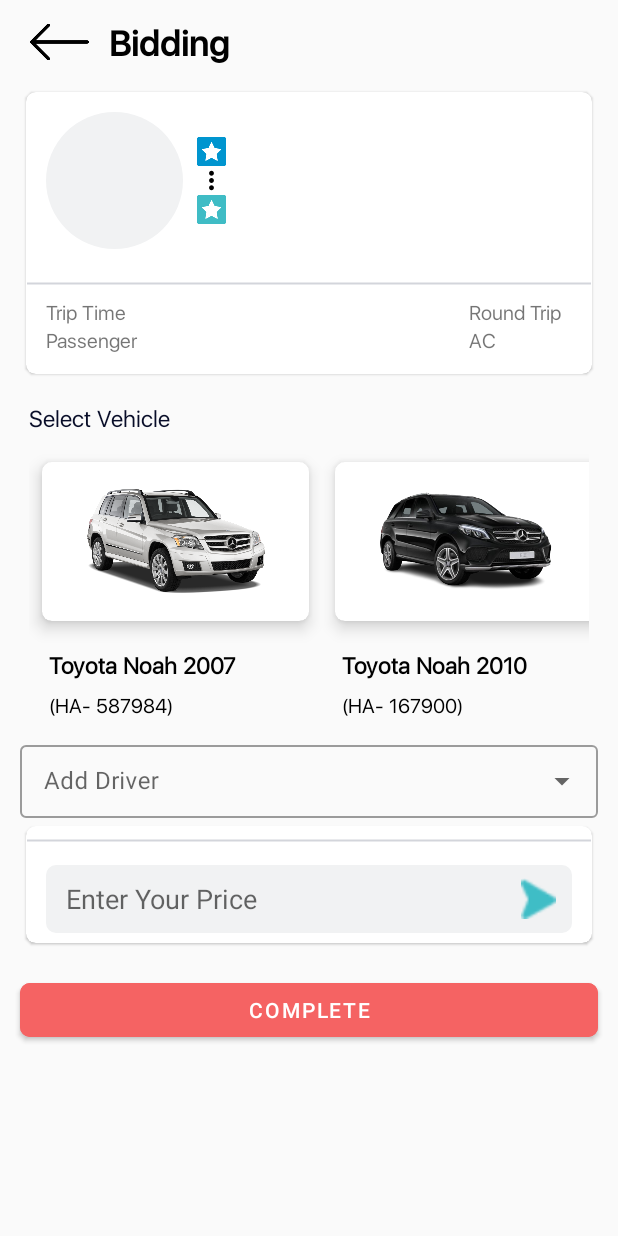
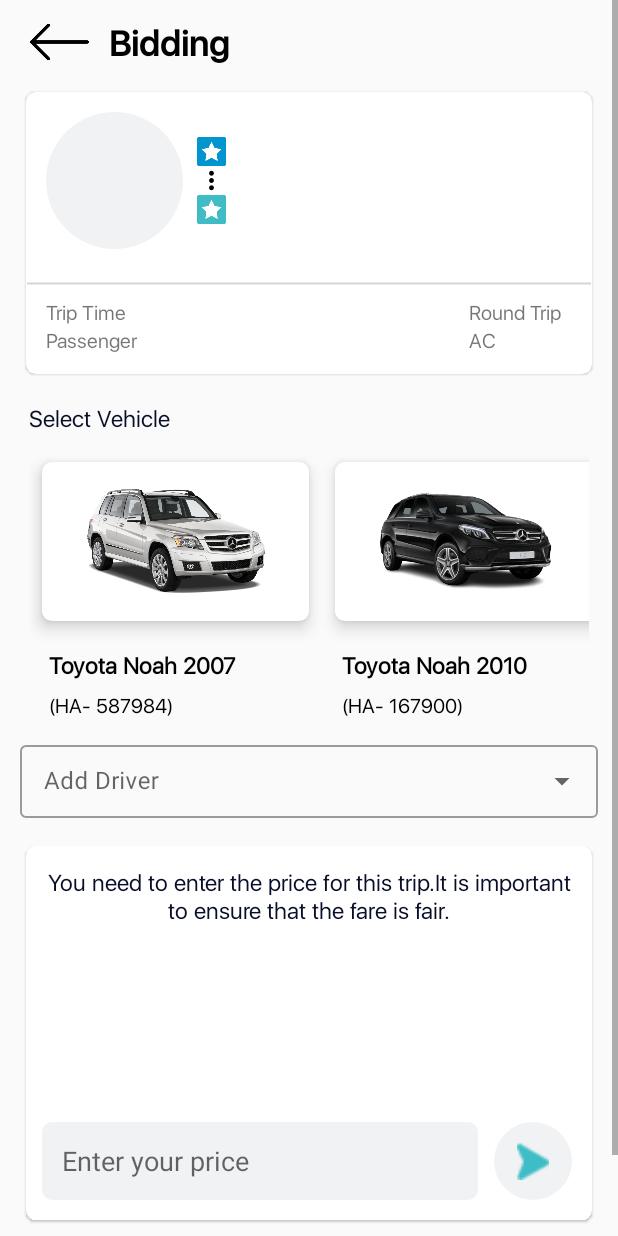
Before and after one commit to Shawon-mas/bGo_Driver, an Android app: the BiddingDetails screen opened directly, with no data from a screen before it, on a phone screen of 412 x 824 dp. Run offline under Robolectric (Android 15) with nearby library versions, the phone set to English and light mode, and no system bars; our stand-ins replace sdp/ssp sizes.

Commit message:
:white_check_mark: trip details screen complete

```diff
--- a/app/src/main/java/com/app/bgodriver/view/biddingDetails/BiddingDetails.java
+++ b/app/src/main/java/com/app/bgodriver/view/biddingDetails/BiddingDetails.java
@@ -9,6 +9,7 @@ import static com.app.bgodriver.global.Constant.TRIPTIME_KEY;
 
 import androidx.appcompat.app.AppCompatActivity;
 
+import android.content.Intent;
 import android.os.Bundle;
 import android.widget.ArrayAdapter;
 import android.widget.Toast;
@@ -23,11 +24,12 @@ import com.app.bgodriver.model.TripModel;
 import java.util.ArrayList;
 
 
-public class BiddingDetails extends AppCompatActivity implements BidingItemClick {
+public class BiddingDetails extends AppCompatActivity  {
     private ArrayList<TripModel> tripModelArrayList;
     private ActivityBiddingDetailsBinding binding;
     private ArrayList<MyVehicleModel> myVehicleModelArrayList;
     private MyVehicleAdapter adapter;
+    private String destinationLocation,currentLocation;
     int[] images = {R.drawable.black_car,
             R.drawable.blue_car,
             R.drawable.car_image
@@ -47,6 +49,12 @@ public class BiddingDetails extends AppCompatActivity implements BidingItemClick
     private void clickListeners() {
         binding.biddingBack.setOnClickListener(v -> {
             onBackPressed();
+        });
+        binding.tripConfirmButton.setOnClickListener(v -> {
+            Intent intent=new Intent(getApplicationContext(),TripDetails.class);
+            intent.putExtra("vOne",destinationLocation);
+            intent.putExtra("vTwo",currentLocation);
+            startActivity(intent);
         });
     }
 
@@ -79,8 +87,8 @@ public class BiddingDetails extends AppCompatActivity implements BidingItemClick
 
     private void setBiddingData() {
 
-        String destinationLocation= getIntent().getStringExtra(DESTINATIONLOCATION_KEY);
-        String currentLocation= getIntent().getStringExtra(CURRENTLOCATION_KEY);
+         destinationLocation= getIntent().getStringExtra(DESTINATIONLOCATION_KEY);
+         currentLocation= getIntent().getStringExtra(CURRENTLOCATION_KEY);
         String tripTime= getIntent().getStringExtra(TRIPTIME_KEY);
         String roundTrip= getIntent().getStringExtra(ROUNDTRIP_KEY);
         String passenger= getIntent().getStringExtra(TRIPPASSENGER_KEY);
@@ -97,10 +105,10 @@ public class BiddingDetails extends AppCompatActivity implements BidingItemClick
 
 
 
+
     }
 
-    @Override
-    public void onBidClick(int position) {
 
-    }
+
+
 }
--- a/app/src/main/res/layout/activity_bidding_details.xml
+++ b/app/src/main/res/layout/activity_bidding_details.xml
@@ -1,14 +1,15 @@
 <?xml version="1.0" encoding="utf-8"?>
-<LinearLayout xmlns:android="http://schemas.android.com/apk/res/android"
+<ScrollView xmlns:android="http://schemas.android.com/apk/res/android"
     xmlns:app="http://schemas.android.com/apk/res-auto"
     xmlns:tools="http://schemas.android.com/tools"
     android:layout_width="match_parent"
     android:layout_height="match_parent"
     android:orientation="vertical"
+    android:overScrollMode="never"
+    android:clipToPadding="false"
+    android:fitsSystemWindows="true"
     tools:context=".view.biddingDetails.BiddingDetails">
-    <androidx.core.widget.NestedScrollView
-        android:layout_width="match_parent"
-        android:layout_height="match_parent">
+
         <LinearLayout
             android:orientation="vertical"
             android:layout_width="match_parent"
@@ -245,54 +246,13 @@
                 </AutoCompleteTextView>
 
             </com.google.android.material.textfield.TextInputLayout>
-            <com.google.android.material.card.MaterialCardView
+              <include
 
-                android:layout_marginHorizontal="@dimen/_10sdp"
-                app:cardUseCompatPadding="true"
-                app:cardCornerRadius="@dimen/_5sdp"
-                android:layout_width="match_parent"
-                android:layout_height="wrap_content">
-                <LinearLayout
-                    android:orientation="vertical"
-                    android:layout_width="match_parent"
-                    android:layout_height="match_parent">
-
-                    <TextView
-                        android:layout_width="match_parent"
-                        android:layout_height="wrap_content"
-                        android:background="@drawable/divider"/>
-
-                    <RelativeLayout
-                        android:layout_width="wrap_content"
-                        android:layout_height="@dimen/_45sdp">
-                        <EditText
-                            android:paddingStart="@dimen/_10sdp"
-                            android:hint="Enter Your Price"
-                            android:layout_centerVertical="true"
-                            android:layout_marginHorizontal="@dimen/_10sdp"
-                            android:layout_marginBottom="@dimen/_10sdp"
-                            android:layout_width="match_parent"
-                            android:layout_height="@dimen/_45sdp"
-                            android:background="@drawable/input_bg"/>
-                        <ImageView
-                            android:layout_marginHorizontal="@dimen/_15sdp"
-                            android:layout_centerVertical="true"
-                            android:layout_alignParentEnd="true"
-                            android:padding="@dimen/_2ssp"
-                            android:layout_width="@dimen/_25sdp"
-                            android:layout_height="@dimen/_25sdp"
-                            android:src="@drawable/send"/>
-
-                    </RelativeLayout>
-
-
-
-                </LinearLayout>
-            </com.google.android.material.card.MaterialCardView>
+                  layout="@layout/chat_recycler"/>
 
             <com.google.android.material.button.MaterialButton
                 android:layout_marginTop="15dp"
-                android:id="@+id/done"
+                android:id="@+id/tripConfirm_button"
                 app:cornerRadius="@dimen/_5sdp"
                 android:layout_width="match_parent"
                 android:layout_height="wrap_content"
@@ -301,8 +261,8 @@
                 android:text="Complete" />
         </LinearLayout>
 
-    </androidx.core.widget.NestedScrollView>
 
 
 
-</LinearLayout>
+
+</ScrollView>
--- /dev/null
+++ b/app/src/main/res/layout/chat_recycler.xml
@@ -0,0 +1,69 @@
+<?xml version="1.0" encoding="utf-8"?>
+<com.google.android.material.card.MaterialCardView xmlns:android="http://schemas.android.com/apk/res/android"
+    xmlns:app="http://schemas.android.com/apk/res-auto"
+    xmlns:tools="http://schemas.android.com/tools"
+    android:layout_marginHorizontal="@dimen/_10sdp"
+    app:cardUseCompatPadding="true"
+    android:layout_marginTop="@dimen/_10sdp"
+    app:cardCornerRadius="@dimen/_5sdp"
+    android:layout_width="match_parent"
+    android:layout_height="@dimen/_200sdp">
+
+    <RelativeLayout
+
+        android:layout_width="match_parent"
+        android:layout_height="match_parent">
+        <androidx.recyclerview.widget.RecyclerView
+            android:visibility="gone"
+            android:clipToPadding="false"
+            android:orientation="vertical"
+            android:overScrollMode="never"
+            tools:listitem="@layout/item_container_sent_message"
+            app:layoutManager="androidx.recyclerview.widget.LinearLayoutManager"
+            android:id="@+id/chat_recycler"
+            android:layout_width="match_parent"
+            android:layout_height="@dimen/_150sdp"
+            android:layout_marginTop="@dimen/_10sdp"
+            android:layout_marginStart="@dimen/_10sdp"
+            android:layout_marginEnd="@dimen/_10sdp"
+            android:layout_marginBottom="@dimen/_10sdp"/>
+        <TextView
+            android:layout_centerHorizontal="true"
+            android:gravity="center_horizontal"
+            android:layout_width="match_parent"
+            android:layout_height="wrap_content"
+            android:fontFamily="@font/sf_ui_display"
+            android:textSize="@dimen/_12ssp"
+            android:textColor="@color/bGo_textColorPrimary"
+            android:layout_marginHorizontal="@dimen/_10sdp"
+            android:layout_marginTop="@dimen/_10sdp"
+            android:text="@string/chat"/>
+             <EditText
+                 android:layout_alignParentBottom="true"
+                 android:id="@+id/edit_price"
+                 android:paddingStart="@dimen/_10sdp"
+                 android:paddingEnd="@dimen/_10sdp"
+                 android:hint="Enter your price"
+                 android:layout_marginStart="@dimen/_8sdp"
+                 android:layout_marginEnd="@dimen/_8sdp"
+                 android:background="@drawable/input_box"
+                 android:layout_width="match_parent"
+                 android:layout_toLeftOf="@id/send"
+                 android:layout_marginBottom="@dimen/_10sdp"
+                 android:layout_height="@dimen/_40sdp"
+               />
+        <androidx.appcompat.widget.AppCompatImageView
+            android:layout_alignParentBottom="true"
+            android:layout_marginEnd="@dimen/_10sdp"
+            android:layout_marginBottom="@dimen/_10sdp"
+            android:src="@drawable/send"
+            android:padding="@dimen/_10sdp"
+            android:layout_width="@dimen/_40sdp"
+            android:layout_height="@dimen/_40sdp"
+            android:background="@drawable/shape_oval"
+            android:id="@+id/send"
+            android:layout_alignParentEnd="true"
+
+            />
+    </RelativeLayout>
+</com.google.android.material.card.MaterialCardView>
--- a/app/src/main/res/values/strings.xml
+++ b/app/src/main/res/values/strings.xml
@@ -74,6 +74,8 @@
     <string name="enter_address">Enter the address</string>
     <string name="bgo_help">bGo Help</string>
     <string name="help">You will get an immediate response to any questions you have.</string>
+    <string name="type_a_message">Enter your price</string>
+    <string name="chat">You need to enter the price for this trip.It is important to ensure that the fare is fair.</string>
 
 
 </resources>
```
Also changed, not shown: app/src/main/AndroidManifest.xml (+11 -4 lines), app/src/main/java/com/app/bgodriver/view/biddingDetails/TripDetails.java (added, +55 -0 lines), app/src/main/res/drawable-v24/background_sent_message.xml (added, +11 -0 lines), app/src/main/res/drawable-v24/bottom_sheet_bg.xml (added, +7 -0 lines), app/src/main/res/layout/activity_trip_details.xml (added, +112 -0 lines), app/src/main/res/layout/item_container_sent_message.xml (added, +35 -0 lines).
